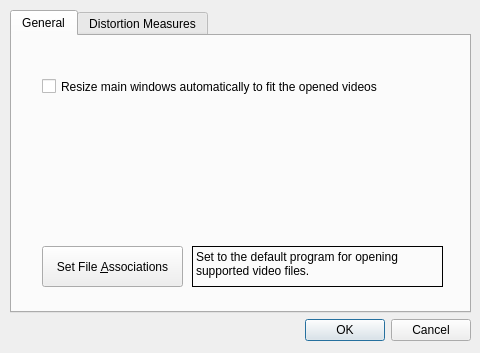
First picture: the form in YUVToolkit/Options.ui, repository kLassikko/YuvToolkit, before the edit.
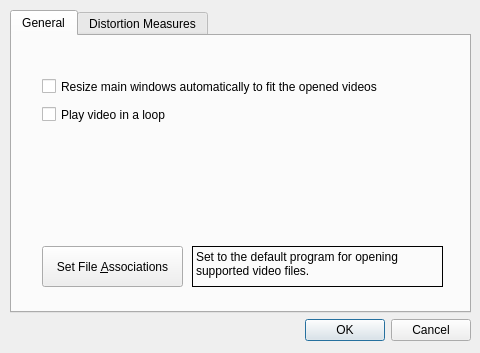
Second picture: the form after the edit. The open tabs and pages were chosen to show the change.

Commit message: Adding option to loop in playback or not

The edit to the form file:
```diff
--- a/YUVToolkit/Options.ui
+++ b/YUVToolkit/Options.ui
@@ -95,6 +95,19 @@
          <number>4</number>
         </property>
        </widget>
+       <widget class="QCheckBox" name="check_Playback_Loop">
+        <property name="geometry">
+         <rect>
+          <x>30</x>
+          <y>70</y>
+          <width>401</width>
+          <height>17</height>
+         </rect>
+        </property>
+        <property name="text">
+         <string>Play video in a loop</string>
+        </property>
+       </widget>
       </widget>
       <widget class="QWidget" name="tab_Distortion_Measures">
        <attribute name="title">
```
Left out of the diff: 2 changed lines with no effect on the pictures. The commit also changes 3 other files.
